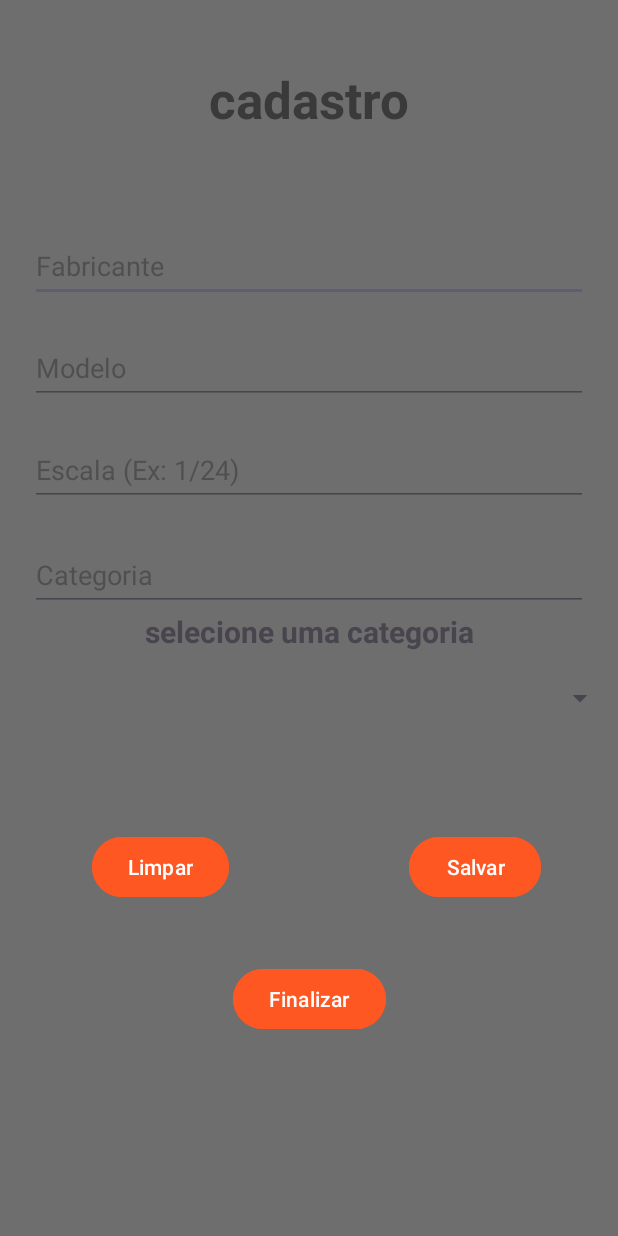
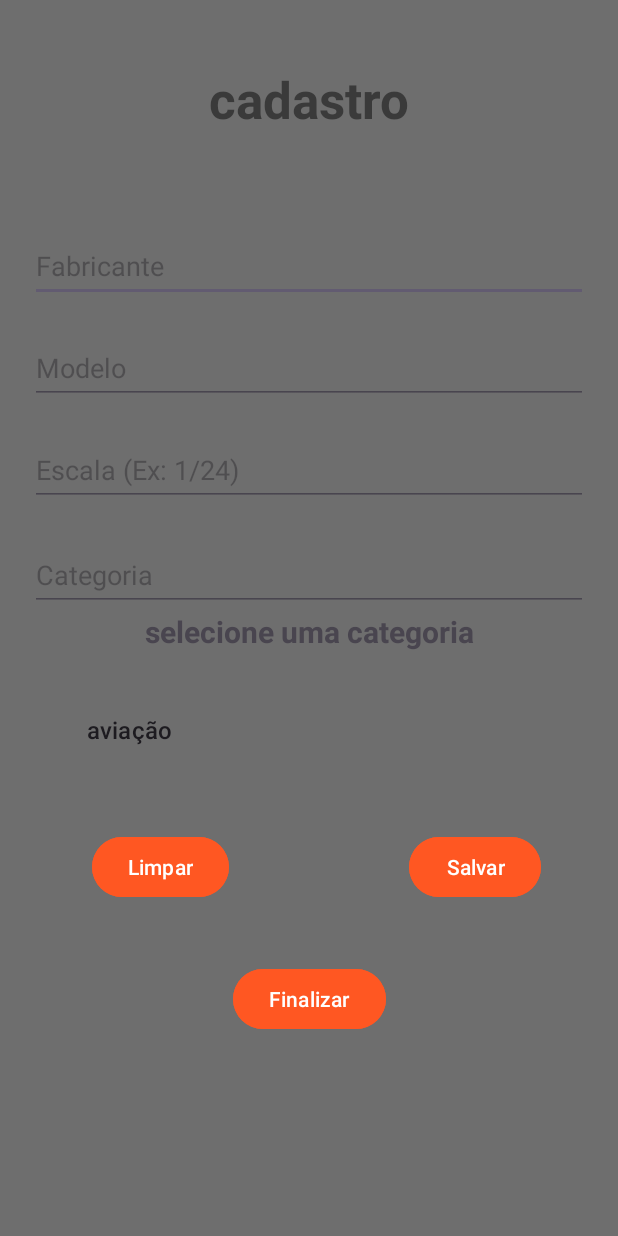
Before and after one commit to andreppc21/AndreCosta, an Android app: the screen it shows after launch (MainActivity), on a phone screen of 412 x 824 dp. Run offline under Robolectric (Android 15) with nearby library versions, the phone set to English and light mode, and no system bars.

```diff
--- a/APPE/app/src/main/java/devandroid/andre/appe/view/MainActivity.java
+++ b/APPE/app/src/main/java/devandroid/andre/appe/view/MainActivity.java
@@ -2,12 +2,13 @@ package devandroid.andre.appe.view;
 
 import androidx.appcompat.app.AppCompatActivity;
 
-import android.content.SharedPreferences;
 import android.os.Bundle;
 import android.util.Log;
 import android.view.View;
+import android.widget.ArrayAdapter;
 import android.widget.Button;
 import android.widget.EditText;
+import android.widget.Spinner;
 import android.widget.Toast;
 
 import java.util.List;
@@ -16,18 +17,17 @@ import devandroid.andre.appe.R;
 import devandroid.andre.appe.controller.CadastroCategoriaController;
 import devandroid.andre.appe.controller.CadastroKitController;
 import devandroid.andre.appe.model.CadastroKit;
-import devandroid.andre.appe.model.Categoria;
 import devandroid.andre.appe.model.Jurado;
 
 public class MainActivity extends AppCompatActivity {
 
     CadastroCategoriaController cadastroCategoriaController;
-    List<Categoria> listaDeCategorias;
+    List<String> nomeDasCategorias;
 
     CadastroKitController cadastroController;
     CadastroKit cadastroKit;
     Jurado jurado;
-
+    Spinner spinner;
     EditText editFabricante;
     EditText editEscala;
     EditText editModelo;
@@ -47,7 +47,7 @@ public class MainActivity extends AppCompatActivity {
         cadastroKit = new CadastroKit();
 
         cadastroCategoriaController = new CadastroCategoriaController();
-        listaDeCategorias = cadastroCategoriaController.getListaDeCategorias();
+        nomeDasCategorias = cadastroCategoriaController.dadosParaSpinner();
 
 
 
@@ -59,6 +59,8 @@ public class MainActivity extends AppCompatActivity {
         editEscala = findViewById(R.id.editEscala);
         editModelo = findViewById(R.id.editModelo);
         editCategoria = findViewById(R.id.editCategoria);
+        spinner = findViewById(R.id.spinner);
+
 
         btnLimpar = findViewById(R.id.btnlimpar);
         btnSalvar = findViewById(R.id.btnSalvar);
@@ -71,6 +73,16 @@ public class MainActivity extends AppCompatActivity {
         editCategoria.setText(cadastroKit.getCategoria());
 
         cadastroController.buscar(cadastroKit);
+
+        //adapter
+        //layout
+        //injetar o adapter ao Spinner  - a lista sera gerada
+
+        ArrayAdapter<String> adapter = new ArrayAdapter<>(this, android.R.layout.simple_list_item_1,
+                cadastroCategoriaController.dadosParaSpinner());
+        adapter.setDropDownViewResource(android.R.layout.simple_list_item_1);
+        spinner.setAdapter(adapter);
+
 
 
 
--- a/APPE/app/src/main/res/layout/activity_main.xml
+++ b/APPE/app/src/main/res/layout/activity_main.xml
@@ -100,15 +100,17 @@
 
 
     <Spinner
+        android:id="@+id/spinner"
         android:layout_width="409dp"
         android:layout_height="wrap_content"
-        android:layout_marginStart="16dp"
+        android:layout_marginStart="95dp"
         android:layout_marginEnd="16dp"
         app:layout_constraintBottom_toTopOf="@+id/btnlimpar"
         app:layout_constraintEnd_toEndOf="parent"
+        app:layout_constraintHorizontal_bias="0.495"
         app:layout_constraintStart_toStartOf="parent"
         app:layout_constraintTop_toBottomOf="@+id/editCategoria"
-        app:layout_constraintVertical_bias="0.375" />
+        app:layout_constraintVertical_bias="0.562" />
 
     <Button
         android:id="@+id/btnSalvar"
```
